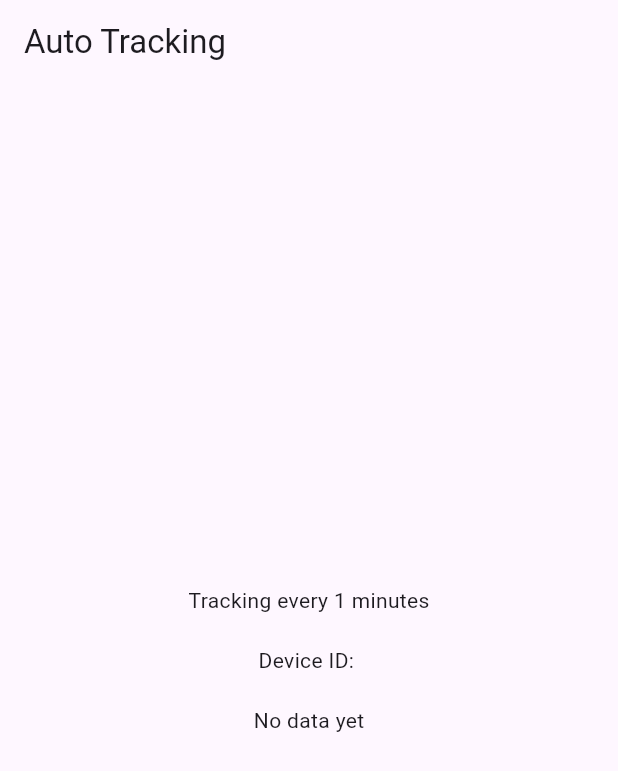
After one commit to xDido/Traker, a Flutter app: the screen it shows after launch, on a phone screen of 412 x 824 dp. The commit adds this screen. Shown: the top 771 px of the screen. Run offline on Flutter 3.47's test engine with Material 3 defaults, Android fonts, the phone set to English and light mode, and no system bars; our stand-ins replace battery_plus, device_info_plus, geolocator, permission_handler; missing offline and left inert: workmanager; statements that could not run were skipped.

```diff
--- /dev/null
+++ b/lib/screens/loading_screen.dart
@@ -0,0 +1,62 @@
+import 'package:flutter/material.dart';
+import '../services/location_service.dart';
+import '../services/device_info_service.dart';
+import '../utils/background_task.dart';
+
+class LoadingScreen extends StatefulWidget {
+  const LoadingScreen({Key? key}) : super(key: key);
+
+  @override
+  _LoadingScreenState createState() => _LoadingScreenState();
+}
+
+class _LoadingScreenState extends State<LoadingScreen> {
+  String _responseData = 'No data yet';
+  String _deviceId = 'Unknown';
+
+  @override
+  void initState() {
+    super.initState();
+    _checkPermissions();
+    _getDeviceId();
+  }
+
+  Future<void> _getDeviceId() async {
+    _deviceId = await DeviceInfoService.getDeviceId();
+    setState(() {});
+  }
+
+  Future<void> _checkPermissions() async {
+    bool hasPermissions = await LocationService.checkAndRequestPermissions();
+    if (hasPermissions) {
+      startBackgroundTask();
+    } else {
+      setState(() {
+        _responseData = 'Location permission denied';
+      });
+    }
+  }
+
+  @override
+  Widget build(BuildContext context) {
+    return Scaffold(
+      appBar: AppBar(
+        title: const Text('Auto Tracking'),
+      ),
+      body: SafeArea(
+        child: Center(
+          child: Column(
+            mainAxisAlignment: MainAxisAlignment.center,
+            children: [
+              const Text('Tracking every 1 minutes'),
+              const SizedBox(height: 20),
+              Text('Device ID: $_deviceId'),
+              const SizedBox(height: 20),
+              Text(_responseData),
+            ],
+          ),
+        ),
+      ),
+    );
+  }
+}
--- /dev/null
+++ b/lib/services/api_service.dart
@@ -0,0 +1,21 @@
+import 'package:http/http.dart' as http;
+import 'dart:convert';
+import '../models/device_data.dart';
+
+class ApiService {
+  static const String _url = 'https://script.google.com/macros/s/AKfycbxloBer49j8CFgbd8LvKWZcTR0Tn46D_ta39Nfofr8dWqnT05sBT6uTyG6lu0u44ymjmw/exec';
+
+  static Future<void> sendPostRequest(DeviceData data) async {
+    try {
+      final response = await http.post(
+        Uri.parse(_url),
+        headers: {'Content-Type': 'application/json'},
+        body: json.encode(data.toJson()),
+      );
+
+      print('POST request sent. Status: ${response.statusCode} at time ${DateTime.now().toString().split(' ')[1].substring(0, 5)}');
+    } catch (e) {
+      print('Error in sendPostRequest: $e');
+    }
+  }
+}
--- /dev/null
+++ b/lib/services/device_info_service.dart
@@ -0,0 +1,14 @@
+import 'package:device_info_plus/device_info_plus.dart';
+
+class DeviceInfoService {
+  static Future<String> getDeviceId() async {
+    DeviceInfoPlugin deviceInfo = DeviceInfoPlugin();
+    try {
+      AndroidDeviceInfo androidInfo = await deviceInfo.androidInfo;
+      return androidInfo.id;
+    } catch (e) {
+      print('Error getting device info: $e');
+    }
+    return 'Unknown';
+  }
+}
--- /dev/null
+++ b/lib/services/location_service.dart
@@ -0,0 +1,14 @@
+import 'package:geolocator/geolocator.dart';
+import 'package:permission_handler/permission_handler.dart';
+
+class LocationService {
+  static Future<Position> getCurrentPosition() {
+    return Geolocator.getCurrentPosition(desiredAccuracy: LocationAccuracy.high);
+  }
+
+  static Future<bool> checkAndRequestPermissions() async {
+    var locationStatus = await Permission.location.request();
+    var backgroundStatus = await Permission.locationAlways.request();
+    return locationStatus.isGranted && backgroundStatus.isGranted;
+  }
+}
--- /dev/null
+++ b/lib/utils/constants.dart
@@ -0,0 +1 @@
+const String taskName = "com.example.repeatingTask";
```
Also changed, not shown: lib/loading.dart (deleted, +0 -124 lines), lib/main.dart (+5 -29 lines), lib/models/device_data.dart (added, +34 -0 lines), lib/services/battery_service.dart (added, +8 -0 lines), lib/utils/background_task.dart (added, +55 -0 lines), pubspec.lock.
